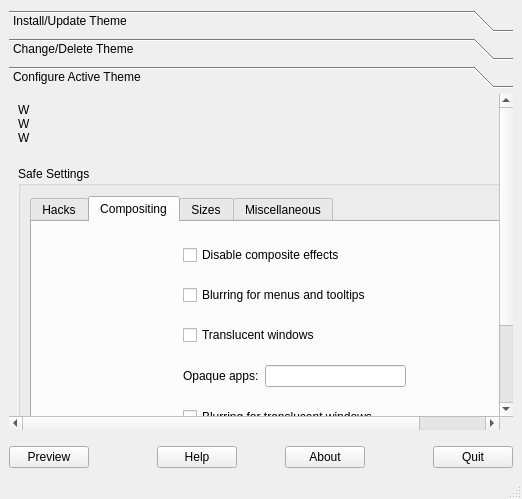
First picture: the form in Kvantum/kvantummanager/kvantummanager.ui, repository tsujan/Kvantum, before the edit.
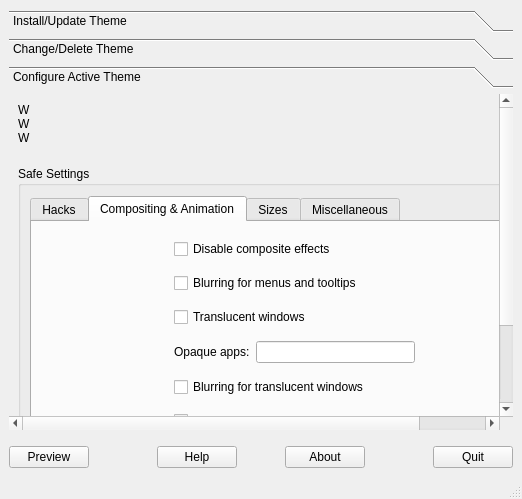
Second picture: the form after the edit. The open tabs and pages were chosen to show the change. Icons and pictures are not drawn.

Commit message:
Animation checkbox for Kvantum Manager
Also changed the name of the tab "Compositing" to "Compositing & Animation".

Diff of the .ui file:
```diff
--- a/Kvantum/kvantummanager/kvantummanager.ui
+++ b/Kvantum/kvantummanager/kvantummanager.ui
@@ -747,7 +747,7 @@
              </widget>
              <widget class="QWidget" name="tab_2">
               <attribute name="title">
-               <string>Compositing</string>
+               <string>Compositing &amp;&amp; Animation</string>
               </attribute>
               <layout class="QGridLayout" name="gridLayout_9">
                <item row="3" column="2">
@@ -863,6 +863,20 @@
                  </property>
                 </spacer>
                </item>
+               <item row="5" column="1" colspan="2">
+                <widget class="QCheckBox" name="checkBoxAnimation">
+                 <property name="toolTip">
+                  <string>A 200ms fading animation when the state of
+a button-like widget is changed by the mouse.</string>
+                 </property>
+                 <property name="whatsThis">
+                  <string>&lt;html&gt;&lt;head/&gt;&lt;body&gt;&lt;p&gt;A 200ms fading animation when the state of a button-like widget is changed by the mouse.&lt;/p&gt;&lt;p&gt;The CPU usage is negligible because always only one widget is animated. The resulting visual effect depends on the active theme.&lt;/p&gt;&lt;p&gt;Currently these widgets are supported: buttons (including radio buttons and check boxes), non-editable combo boxes and slider handles.&lt;/p&gt;&lt;/body&gt;&lt;/html&gt;</string>
+                 </property>
+                 <property name="text">
+                  <string>Animation for state change under mouse</string>
+                 </property>
+                </widget>
+               </item>
               </layout>
              </widget>
              <widget class="QWidget" name="tab_3">
```
The commit also changes 1 other file.
